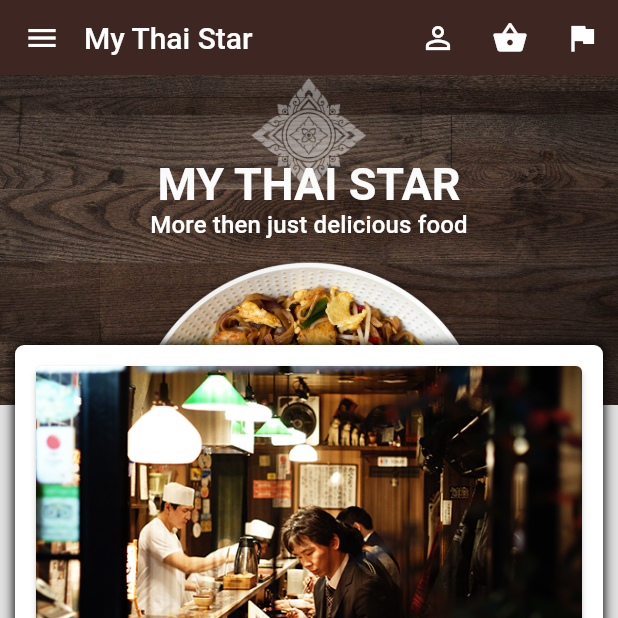
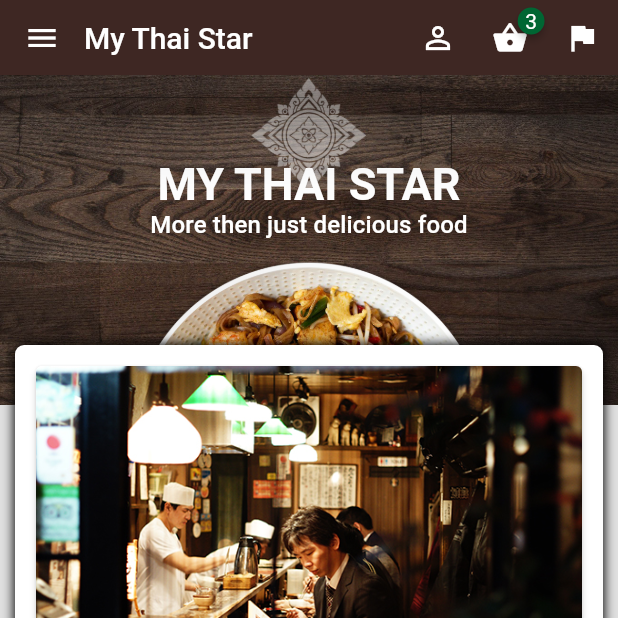
Before and after one commit to devonfw-forge/devonfw4flutter-mts-app, a Flutter app: the screen it shows after launch, on a phone screen of 412 x 824 dp, the top half of it. Run offline on Flutter 3.47's test engine with Material 2 defaults, Android fonts, the phone set to English and light mode, and no system bars; drawn by our look-alikes of badges; our stand-ins replace bloc, datetime_picker_formfield, equatable, flutter_bloc.

Commit message:
BasketIcon

```diff
--- a/lib/ui/shared_widgets/custom_app_bar.dart
+++ b/lib/ui/shared_widgets/custom_app_bar.dart
@@ -1,4 +1,8 @@
+import 'package:badges/badges.dart';
 import 'package:flutter/material.dart';
+import 'package:flutter_bloc/flutter_bloc.dart';
+import 'package:my_thai_star_flutter/blocs/current_order_bloc.dart';
+import 'package:my_thai_star_flutter/models/dish.dart';
 import 'package:my_thai_star_flutter/ui/shared_widgets/authentication_alert.dart';
 
 import '../../router.dart';
@@ -31,9 +35,8 @@ class CustomAppBar extends StatelessWidget implements PreferredSizeWidget {
                 builder: (BuildContext context) => AuthenticationAlert(),
               );
             }),
-        IconButton(
-          icon: Icon(Icons.shopping_basket, color: Colors.white),
-          onPressed: () => Navigator.pushNamed(context, Router.currentOrder),
+        BlocBuilder<CurrentOrderBloc, Map<Dish, int>>(
+          builder: (context, dishes) => _buildBasketIcon(dishes, context),
         ),
         IconButton(
             icon: Icon(Icons.flag, color: Colors.white), onPressed: () {}),
@@ -42,6 +45,35 @@ class CustomAppBar extends StatelessWidget implements PreferredSizeWidget {
     );
   }
 
+  Widget _buildBasketIcon(Map<Dish, int> dishes, BuildContext context) {
+    int amount = getOrderAmount(dishes);
+
+    Widget iconButton = IconButton(
+      icon: Icon(Icons.shopping_basket, color: Colors.white),
+      onPressed: () => Navigator.pushNamed(context, Router.currentOrder),
+    );
+
+    if (amount == 0) {
+      return iconButton;
+    } else {
+      return Badge(
+        badgeContent: Text(
+          "$amount",
+          style: TextStyle(color: Colors.white),
+        ),
+        position: BadgePosition.topRight(top: 1, right: 1),
+        badgeColor: Theme.of(context).accentColor,
+        child: iconButton,
+      );
+    }
+  }
+
   @override
   Size get preferredSize => Size.fromHeight(height);
+
+  int getOrderAmount(Map<Dish, int> dishes) {
+    int amount = 0;
+    dishes.forEach((d, i) => amount += i);
+    return amount;
+  }
 }
```
